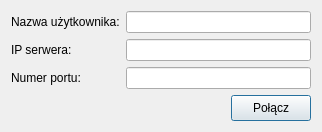
Old version of the form client/dialog.ui in the repository eplightning/yet-another-irc-clone.
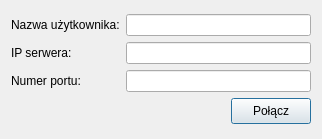
New version of the form.

Commit message: Deklaracja Qtimera do utrzymywania kontaktu z serwerem.

The edit to the form file:
```diff
--- a/client/dialog.ui
+++ b/client/dialog.ui
@@ -7,7 +7,7 @@
     <x>0</x>
     <y>0</y>
     <width>322</width>
-    <height>122</height>
+    <height>139</height>
    </rect>
   </property>
   <property name="windowTitle">
```
Left out of the diff: 1 changed line with no effect on the pictures. The commit also changes 2 other files.
